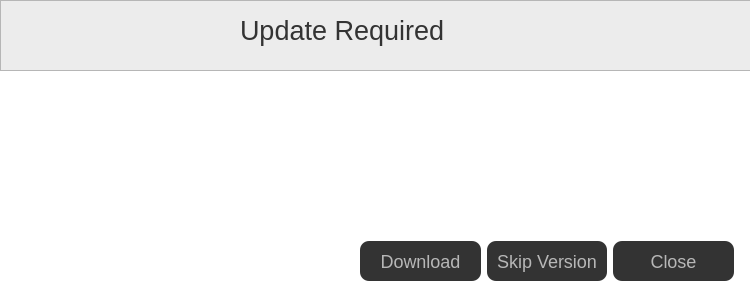
First picture: the form in interface/ui/updateDialog.ui, repository vircadia/vircadia-native-core, before the edit.
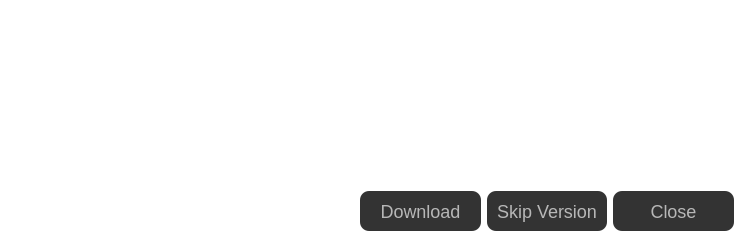
Second picture: the form after the edit.

Commit message: layout changes on update dialog

Patch:
```diff
--- a/interface/ui/updateDialog.ui
+++ b/interface/ui/updateDialog.ui
@@ -10,7 +10,7 @@
     <x>0</x>
     <y>0</y>
     <width>750</width>
-    <height>300</height>
+    <height>243</height>
    </rect>
   </property>
   <property name="cursor">
@@ -22,67 +22,17 @@
   <property name="styleSheet">
    <string notr="true">background-color: rgb(255, 255, 255);</string>
   </property>
-  <widget class="QFrame" name="frame">
-   <property name="geometry">
-    <rect>
-     <x>0</x>
-     <y>0</y>
-     <width>751</width>
-     <height>71</height>
-    </rect>
-   </property>
-   <property name="layoutDirection">
-    <enum>Qt::LeftToRight</enum>
-   </property>
-   <property name="autoFillBackground">
-    <bool>false</bool>
-   </property>
-   <property name="styleSheet">
-    <string notr="true">background-color: rgb(236, 236, 236);</string>
-   </property>
-   <property name="frameShape">
-    <enum>QFrame::StyledPanel</enum>
-   </property>
-   <property name="frameShadow">
-    <enum>QFrame::Plain</enum>
-   </property>
-   <property name="lineWidth">
-    <number>0</number>
-   </property>
-   <widget class="QLabel" name="updateDialog">
-    <property name="geometry">
-     <rect>
-      <x>240</x>
-      <y>10</y>
-      <width>271</width>
-      <height>41</height>
-     </rect>
-    </property>
-    <property name="font">
-     <font>
-      <pointsize>20</pointsize>
-     </font>
-    </property>
-    <property name="styleSheet">
-     <string notr="true">color: rgb(51, 51, 51);</string>
-    </property>
-    <property name="text">
-     <string>Update Required</string>
-    </property>
-   </widget>
-  </widget>
   <widget class="QLabel" name="updateContent">
    <property name="geometry">
     <rect>
      <x>50</x>
-     <y>90</y>
+     <y>20</y>
      <width>641</width>
      <height>141</height>
     </rect>
    </property>
    <property name="font">
     <font>
-     <family>Arial</family>
      <pointsize>18</pointsize>
      <weight>50</weight>
      <bold>false</bold>
@@ -99,7 +49,7 @@
    <property name="geometry">
     <rect>
      <x>360</x>
-     <y>240</y>
+     <y>190</y>
      <width>374</width>
      <height>42</height>
     </rect>
```
